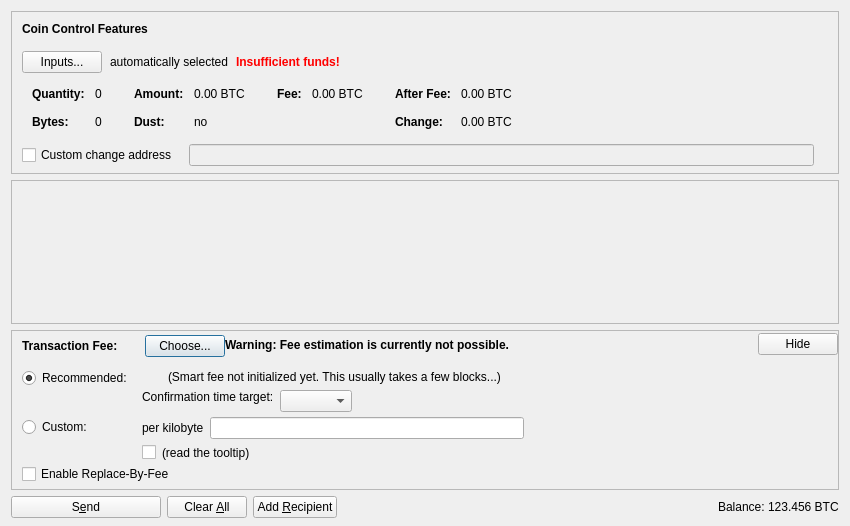
Old version of the form src/src/qt/forms/sendcoinsdialog.ui in the repository coinmenace/perfectcoin.
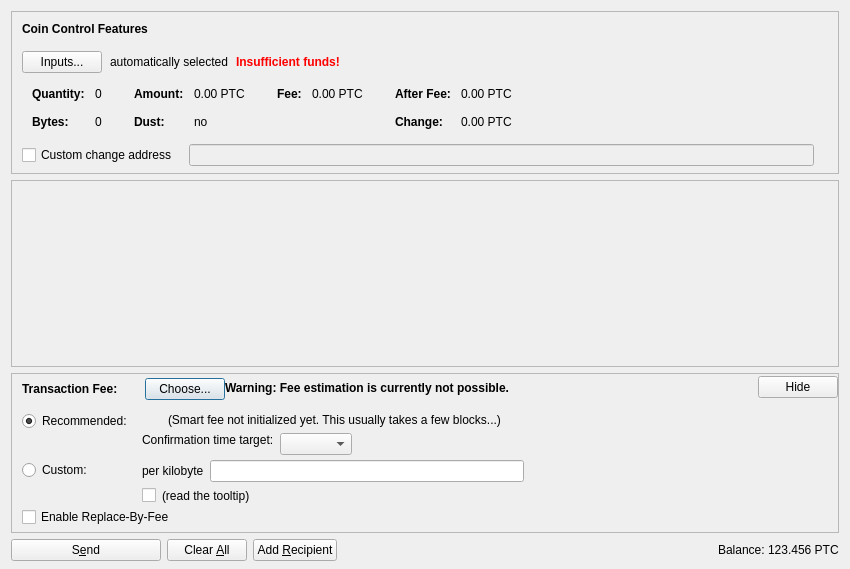
New version of the form. Icons and pictures are not drawn. Custom widgets are drawn as their Qt base class.

The edit to the form file:
```diff
--- a/src/src/qt/forms/sendcoinsdialog.ui
+++ b/src/src/qt/forms/sendcoinsdialog.ui
@@ -7,7 +7,7 @@
     <x>0</x>
     <y>0</y>
     <width>850</width>
-    <height>526</height>
+    <height>569</height>
    </rect>
   </property>
   <property name="windowTitle">
@@ -324,7 +324,7 @@
                   <enum>Qt::ActionsContextMenu</enum>
                  </property>
                  <property name="text">
-                  <string notr="true">0.00 BTC</string>
+                  <string notr="true">0.00 PTC</string>
                  </property>
                  <property name="textInteractionFlags">
                   <set>Qt::LinksAccessibleByMouse|Qt::TextSelectableByKeyboard|Qt::TextSelectableByMouse</set>
@@ -404,7 +404,7 @@
                   <enum>Qt::ActionsContextMenu</enum>
                  </property>
                  <property name="text">
-                  <string notr="true">0.00 BTC</string>
+                  <string notr="true">0.00 PTC</string>
                  </property>
                  <property name="textInteractionFlags">
                   <set>Qt::LinksAccessibleByMouse|Qt::TextSelectableByKeyboard|Qt::TextSelectableByMouse</set>
@@ -455,7 +455,7 @@
                   <enum>Qt::ActionsContextMenu</enum>
                  </property>
                  <property name="text">
-                  <string notr="true">0.00 BTC</string>
+                  <string notr="true">0.00 PTC</string>
                  </property>
                  <property name="textInteractionFlags">
                   <set>Qt::LinksAccessibleByMouse|Qt::TextSelectableByKeyboard|Qt::TextSelectableByMouse</set>
@@ -484,7 +484,7 @@
                   <enum>Qt::ActionsContextMenu</enum>
                  </property>
                  <property name="text">
-                  <string notr="true">0.00 BTC</string>
+                  <string notr="true">0.00 PTC</string>
                  </property>
                  <property name="textInteractionFlags">
                   <set>Qt::LinksAccessibleByMouse|Qt::TextSelectableByKeyboard|Qt::TextSelectableByMouse</set>
@@ -587,8 +587,8 @@
        <rect>
         <x>0</x>
         <y>0</y>
-        <width>830</width>
-        <height>104</height>
+        <width>824</width>
+        <height>76</height>
        </rect>
       </property>
       <layout class="QVBoxLayout" name="verticalLayout_2" stretch="0,1">
@@ -1249,7 +1249,7 @@
           <cursorShape>IBeamCursor</cursorShape>
          </property>
          <property name="text">
-          <string notr="true">123.456 BTC</string>
+          <string notr="true">123.456 PTC</string>
          </property>
          <property name="textInteractionFlags">
           <set>Qt::LinksAccessibleByMouse|Qt::TextSelectableByKeyboard|Qt::TextSelectableByMouse</set>
```
Left out of the diff: 38 changed lines with no effect on the pictures.
